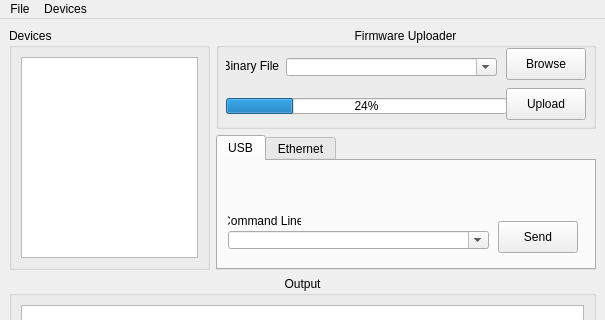
The window that mchelper/branches/multiboard_support/mchelper.ui (makingthings/makecontroller) describes before a commit, drawn with Qt 5; both pictures show x 0 to 605 and y 0 to 320 of the 605 by 484 pixel window.
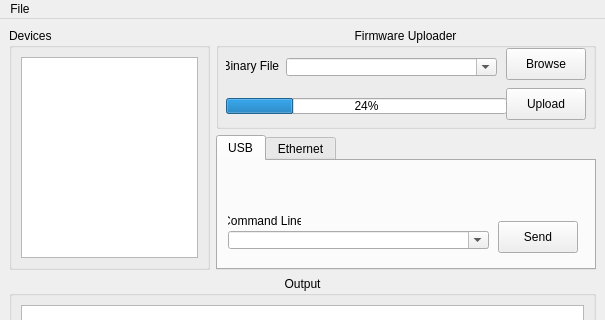
The same window after the commit.

Commit message: *) switching between connected USB Serial devices now supported.

```diff
--- a/mchelper/branches/multiboard_support/mchelper.ui
+++ b/mchelper/branches/multiboard_support/mchelper.ui
@@ -593,13 +593,7 @@
     <addaction name="actionAboutMchelper" />
     <addaction name="actionClearOutput" />
    </widget>
-   <widget class="QMenu" name="menuDevices" >
-    <property name="title" >
-     <string>Devices</string>
-    </property>
-   </widget>
    <addaction name="menuFile" />
-   <addaction name="menuDevices" />
   </widget>
   <widget class="QStatusBar" name="statusbar" />
   <action name="actionAboutMchelper" >
```
The commit also changes 5 other files.
